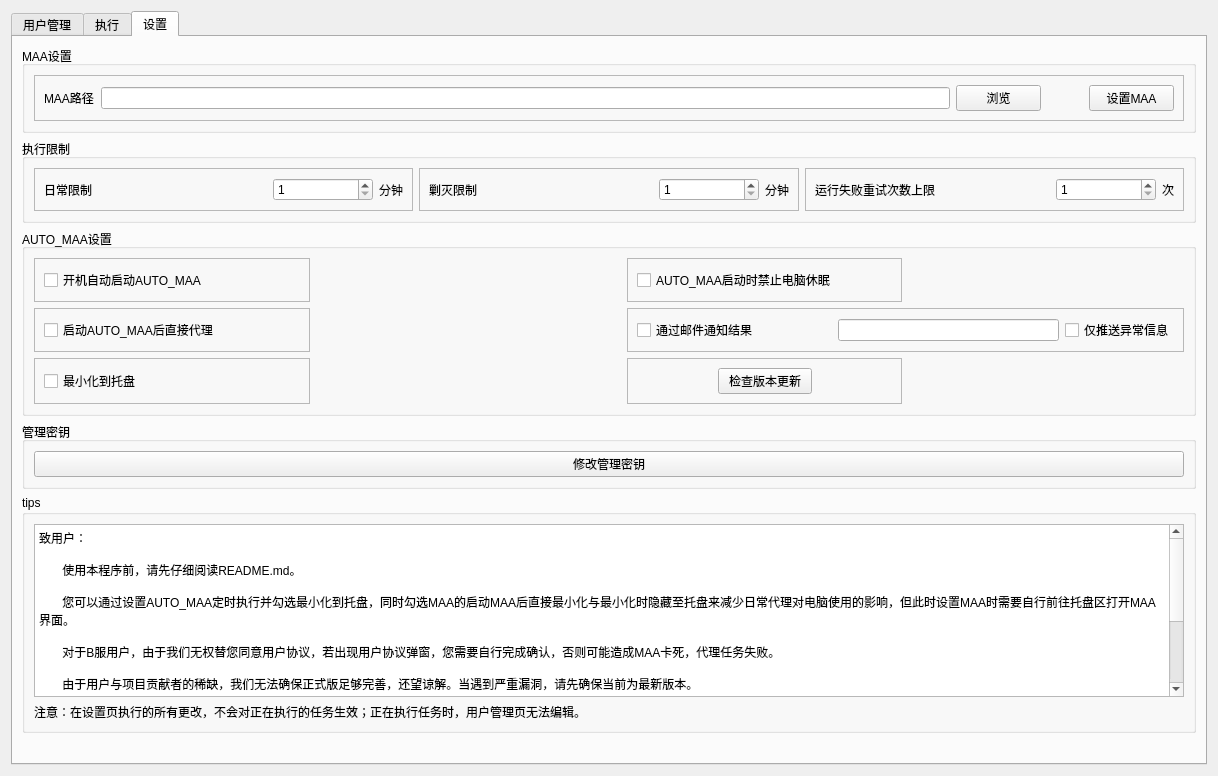
Before: the Qt Designer form gui/ui/main.ui in AUTO-MAS-Project/AUTO-MAS, drawn with Qt 5.
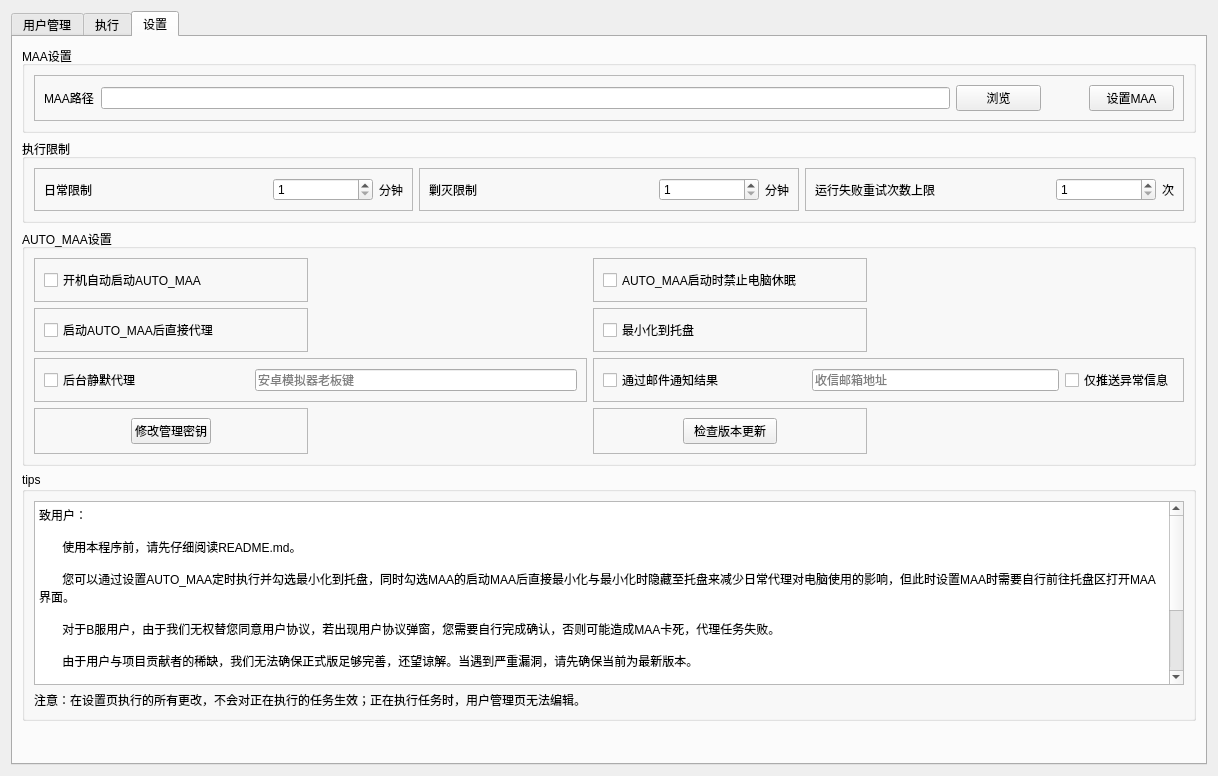
After: the same form once the commit is applied. The open tabs and pages were chosen to show the change.

Commit message: 后台静默代理功能上线

Diff of the .ui file:
```diff
--- a/gui/ui/main.ui
+++ b/gui/ui/main.ui
@@ -1048,84 +1048,7 @@
          <property name="title">
           <string>AUTO_MAA设置</string>
          </property>
-         <layout class="QGridLayout" name="gridLayout_4">
-          <item row="0" column="0">
-           <widget class="QFrame" name="frame_routine_3">
-            <property name="frameShape">
-             <enum>QFrame::Shape::StyledPanel</enum>
-            </property>
-            <property name="frameShadow">
-             <enum>QFrame::Shadow::Raised</enum>
-            </property>
-            <layout class="QHBoxLayout" name="horizontalLayout_19">
-             <item>
-              <widget class="QCheckBox" name="checkBox_ifselfstart">
-               <property name="text">
-                <string>开机自动启动AUTO_MAA</string>
-               </property>
-              </widget>
-             </item>
-             <item>
-              <spacer name="horizontalSpacer_14">
-               <property name="orientation">
-                <enum>Qt::Orientation::Horizontal</enum>
-               </property>
-               <property name="sizeHint" stdset="0">
-                <size>
-                 <width>40</width>
-                 <height>20</height>
-                </size>
-               </property>
-              </spacer>
-             </item>
-            </layout>
-           </widget>
-          </item>
-          <item row="0" column="1">
-           <spacer name="horizontalSpacer_6">
-            <property name="orientation">
-             <enum>Qt::Orientation::Horizontal</enum>
-            </property>
-            <property name="sizeHint" stdset="0">
-             <size>
-              <width>40</width>
-              <height>20</height>
-             </size>
-            </property>
-           </spacer>
-          </item>
-          <item row="0" column="2">
-           <widget class="QFrame" name="frame_routine_2">
-            <property name="frameShape">
-             <enum>QFrame::Shape::StyledPanel</enum>
-            </property>
-            <property name="frameShadow">
-             <enum>QFrame::Shadow::Raised</enum>
-            </property>
-            <layout class="QHBoxLayout" name="horizontalLayout_18">
-             <item>
-              <widget class="QCheckBox" name="checkBox_ifsleep">
-               <property name="text">
-                <string>AUTO_MAA启动时禁止电脑休眠</string>
-               </property>
-              </widget>
-             </item>
-             <item>
-              <spacer name="horizontalSpacer_13">
-               <property name="orientation">
-                <enum>Qt::Orientation::Horizontal</enum>
-               </property>
-               <property name="sizeHint" stdset="0">
-                <size>
-                 <width>40</width>
-                 <height>20</height>
-                </size>
-               </property>
-              </spacer>
-             </item>
-            </layout>
-           </widget>
-          </item>
+         <layout class="QGridLayout" name="gridLayout_3">
           <item row="0" column="3">
            <spacer name="horizontalSpacer_7">
             <property name="orientation">
@@ -1139,24 +1062,24 @@
             </property>
            </spacer>
           </item>
-          <item row="1" column="0">
-           <widget class="QFrame" name="frame_routine_4">
+          <item row="2" column="0" colspan="2">
+           <widget class="QFrame" name="frame_routine_5">
             <property name="frameShape">
              <enum>QFrame::Shape::StyledPanel</enum>
             </property>
             <property name="frameShadow">
              <enum>QFrame::Shadow::Raised</enum>
             </property>
-            <layout class="QHBoxLayout" name="horizontalLayout_20">
+            <layout class="QHBoxLayout" name="horizontalLayout_22" stretch="0,1,3">
              <item>
-              <widget class="QCheckBox" name="checkBox_ifproxydirectly">
+              <widget class="QCheckBox" name="checkBox_silence">
                <property name="text">
-                <string>启动AUTO_MAA后直接代理</string>
+                <string>后台静默代理</string>
                </property>
               </widget>
              </item>
              <item>
-              <spacer name="horizontalSpacer_15">
+              <spacer name="horizontalSpacer_16">
                <property name="orientation">
                 <enum>Qt::Orientation::Horizontal</enum>
                </property>
@@ -1168,6 +1091,13 @@
                </property>
               </spacer>
              </item>
+             <item>
+              <widget class="QLineEdit" name="lineEdit_boss">
+               <property name="placeholderText">
+                <string>安卓模拟器老板键</string>
+               </property>
+              </widget>
+             </item>
             </layout>
            </widget>
           </item>
@@ -1184,15 +1114,15 @@
             </property>
            </spacer>
           </item>
-          <item row="1" column="2" colspan="2">
-           <widget class="QFrame" name="frame_routine_5">
+          <item row="2" column="2" colspan="2">
+           <widget class="QFrame" name="frame_routine_6">
             <property name="frameShape">
              <enum>QFrame::Shape::StyledPanel</enum>
             </property>
             <property name="frameShadow">
              <enum>QFrame::Shadow::Raised</enum>
             </property>
-            <layout class="QHBoxLayout" name="horizontalLayout_22" stretch="0,1,3,0">
+            <layout class="QHBoxLayout" name="horizontalLayout_26" stretch="0,1,3,0">
              <item>
               <widget class="QCheckBox" name="checkBox_ifsendmail">
                <property name="text">
@@ -1201,7 +1131,7 @@
               </widget>
              </item>
              <item>
-              <spacer name="horizontalSpacer_16">
+              <spacer name="horizontalSpacer_24">
                <property name="orientation">
                 <enum>Qt::Orientation::Horizontal</enum>
                </property>
@@ -1214,7 +1144,11 @@
               </spacer>
              </item>
              <item>
-              <widget class="QLineEdit" name="lineEdit_mailaddress"/>
+              <widget class="QLineEdit" name="lineEdit_mailaddress">
+               <property name="placeholderText">
+                <string>收信邮箱地址</string>
+               </property>
+              </widget>
              </item>
              <item>
               <widget class="QCheckBox" name="checkBox_ifonlyerror">
@@ -1226,7 +1160,7 @@
             </layout>
            </widget>
           </item>
-          <item row="2" column="0">
+          <item row="1" column="2">
            <widget class="QFrame" name="frame_iftotray">
             <property name="frameShape">
              <enum>QFrame::Shape::StyledPanel</enum>
@@ -1258,7 +1192,116 @@
             </layout>
            </widget>
           </item>
-          <item row="2" column="1">
+          <item row="1" column="0">
+           <widget class="QFrame" name="frame_routine_4">
+            <property name="frameShape">
+             <enum>QFrame::Shape::StyledPanel</enum>
+            </property>
+            <property name="frameShadow">
+             <enum>QFrame::Shadow::Raised</enum>
+            </property>
+            <layout class="QHBoxLayout" name="horizontalLayout_20">
+             <item>
+              <widget class="QCheckBox" name="checkBox_ifproxydirectly">
+               <property name="text">
+                <string>启动AUTO_MAA后直接代理</string>
+               </property>
+              </widget>
+             </item>
+             <item>
+              <spacer name="horizontalSpacer_15">
+               <property name="orientation">
+                <enum>Qt::Orientation::Horizontal</enum>
+               </property>
+               <property name="sizeHint" stdset="0">
+                <size>
+                 <width>40</width>
+                 <height>20</height>
+                </size>
+               </property>
+              </spacer>
+             </item>
+            </layout>
+           </widget>
+          </item>
+          <item row="3" column="1">
+           <spacer name="horizontalSpacer_23">
+            <property name="orientation">
+             <enum>Qt::Orientation::Horizontal</enum>
+            </property>
+            <property name="sizeHint" stdset="0">
+             <size>
+              <width>32</width>
+              <height>20</height>
+             </size>
+            </property>
+           </spacer>
+          </item>
+          <item row="0" column="0">
+           <widget class="QFrame" name="frame_routine_3">
+            <property name="frameShape">
+             <enum>QFrame::Shape::StyledPanel</enum>
+            </property>
+            <property name="frameShadow">
+             <enum>QFrame::Shadow::Raised</enum>
+            </property>
+            <layout class="QHBoxLayout" name="horizontalLayout_19">
+             <item>
+              <widget class="QCheckBox" name="checkBox_ifselfstart">
+               <property name="text">
+                <string>开机自动启动AUTO_MAA</string>
+               </property>
+              </widget>
+             </item>
+             <item>
+              <spacer name="horizontalSpacer_14">
+               <property name="orientation">
+                <enum>Qt::Orientation::Horizontal</enum>
+               </property>
+               <property name="sizeHint" stdset="0">
+                <size>
+                 <width>40</width>
+                 <height>20</height>
+                </size>
+               </property>
+              </spacer>
+             </item>
+            </layout>
+           </widget>
+          </item>
+          <item row="0" column="2">
+           <widget class="QFrame" name="frame_routine_2">
+            <property name="frameShape">
+             <enum>QFrame::Shape::StyledPanel</enum>
+            </property>
+            <property name="frameShadow">
+             <enum>QFrame::Shadow::Raised</enum>
+            </property>
+            <layout class="QHBoxLayout" name="horizontalLayout_18">
+             <item>
+              <widget class="QCheckBox" name="checkBox_ifsleep">
+               <property name="text">
+                <string>AUTO_MAA启动时禁止电脑休眠</string>
+               </property>
+              </widget>
+             </item>
+             <item>
+              <spacer name="horizontalSpacer_13">
+               <property name="orientation">
+                <enum>Qt::Orientation::Horizontal</enum>
+               </property>
+               <property name="sizeHint" stdset="0">
+                <size>
+                 <width>40</width>
+                 <height>20</height>
+                </size>
+               </property>
+              </spacer>
+             </item>
+            </layout>
+           </widget>
+          </item>
+          <item row="1" column="3">
            <spacer name="horizontalSpacer_12">
             <property name="orientation">
              <enum>Qt::Orientation::Horizontal</enum>
@@ -1271,7 +1314,78 @@
             </property>
            </spacer>
           </item>
-          <item row="2" column="2">
+          <item row="0" column="1">
+           <spacer name="horizontalSpacer_6">
+            <property name="orientation">
+             <enum>Qt::Orientation::Horizontal</enum>
+            </property>
+            <property name="sizeHint" stdset="0">
+             <size>
+              <width>40</width>
+              <height>20</height>
+             </size>
+            </property>
+           </spacer>
+          </item>
+          <item row="3" column="0">
+           <widget class="QFrame" name="frame_changePASSWORD">
+            <property name="frameShape">
+             <enum>QFrame::Shape::StyledPanel</enum>
+            </property>
+            <property name="frameShadow">
+             <enum>QFrame::Shadow::Raised</enum>
+            </property>
+            <layout class="QHBoxLayout" name="horizontalLayout_25">
+             <item>
+              <spacer name="horizontalSpacer_21">
+               <property name="orientation">
+                <enum>Qt::Orientation::Horizontal</enum>
+               </property>
+               <property name="sizeHint" stdset="0">
+                <size>
+                 <width>40</width>
+                 <height>20</height>
+                </size>
+               </property>
+              </spacer>
+             </item>
+             <item>
+              <widget class="QPushButton" name="pushButton_changePASSWORD">
+               <property name="text">
+                <string>修改管理密钥</string>
+               </property>
+              </widget>
+             </item>
+             <item>
+              <spacer name="horizontalSpacer_22">
+               <property name="orientation">
+                <enum>Qt::Orientation::Horizontal</enum>
+               </property>
+               <property name="sizeHint" stdset="0">
+                <size>
+                 <width>40</width>
+                 <height>20</height>
+                </size>
+               </property>
+              </spacer>
+             </item>
+            </layout>
+           </widget>
+          </item>
+          <item row="3" column="3">
+           <spacer name="horizontalSpacer_25">
+            <property name="orientation">
+             <enum>Qt::Orientation::Horizontal</enum>
+            </property>
+            <property name="sizeHint" stdset="0">
+             <size>
+              <width>40</width>
+              <height>20</height>
+             </size>
+            </property>
+           </spacer>
+          </item>
+          <item row="3" column="2">
            <widget class="QFrame" name="frame_check_update">
             <property name="frameShape">
              <enum>QFrame::Shape::StyledPanel</enum>
@@ -1314,35 +1428,6 @@
               </spacer>
              </item>
             </layout>
-           </widget>
-          </item>
-          <item row="2" column="3">
-           <spacer name="horizontalSpacer_19">
-            <property name="orientation">
-             <enum>Qt::Orientation::Horizontal</enum>
-            </property>
-            <property name="sizeHint" stdset="0">
-             <size>
-              <width>40</width>
-              <height>20</height>
-             </size>
-            </property>
-           </spacer>
-          </item>
-         </layout>
-        </widget>
-       </item>
-       <item>
-        <widget class="QGroupBox" name="groupBox_5">
-         <property name="title">
-          <string>管理密钥</string>
-         </property>
-         <layout class="QGridLayout" name="gridLayout_3">
-          <item row="0" column="0">
-           <widget class="QPushButton" name="pushButton_changePASSWORD">
-            <property name="text">
-             <string>修改管理密钥</string>
-            </property>
            </widget>
           </item>
          </layout>
```
Left out of the diff: 2 changed lines with no effect on the pictures. The commit also changes 5 other files.
